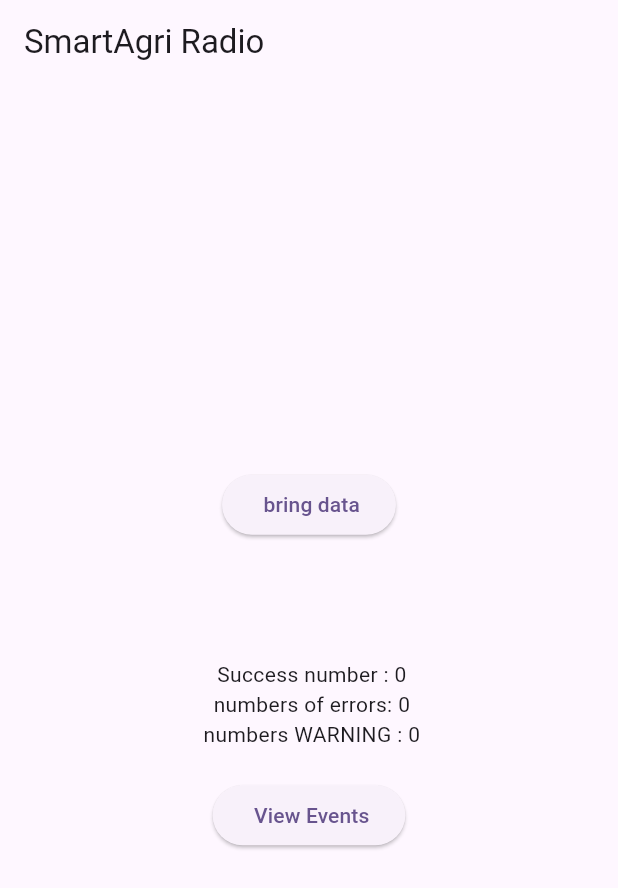
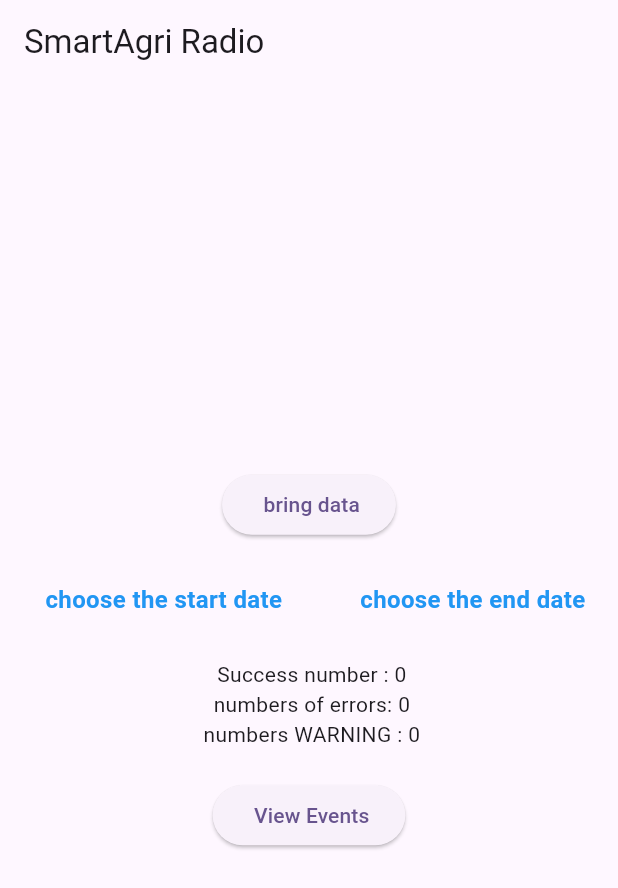
Before and after one commit to ainoucheAyyoub/mini_app_test_api, a Flutter app: the screen it shows after launch, on a phone screen of 412 x 824 dp. Shown: the top 888 px of the screen. Run offline on Flutter 3.47's test engine with Material 3 defaults, Android fonts, the phone set to English and light mode, and no system bars; our stand-ins replace dio, pretty_dio_logger, shared_preferences.

Commit message:
change color of text

```diff
--- a/lib/screens/home_screen.dart
+++ b/lib/screens/home_screen.dart
@@ -182,7 +182,7 @@ class _HomeScreenState extends State<HomeScreen> {
                           : 'Start: ${_fromDate!.day}-${_fromDate!.month}-${_fromDate!.year}',
                       style: TextStyle(
                         fontSize: 16,
-                        color: Colors.transparent,
+                        color: Colors.blue,
                         fontWeight: FontWeight.bold,
                       ),
                     ),
@@ -198,7 +198,7 @@ class _HomeScreenState extends State<HomeScreen> {
                           : 'End: ${_toDate!.day}-${_toDate!.month}-${_toDate!.year}',
                       style: TextStyle(
                         fontSize: 16,
-                        color: Colors.transparent,
+                        color: Colors.blue,
                         fontWeight: FontWeight.bold,
                       ),
                     ),
```
